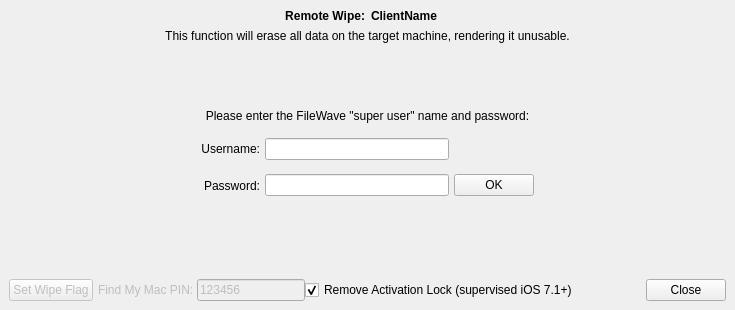
Qt form FWAdminLib/RemoteWipeDlg.ui (fw-dev/translations) before a commit.
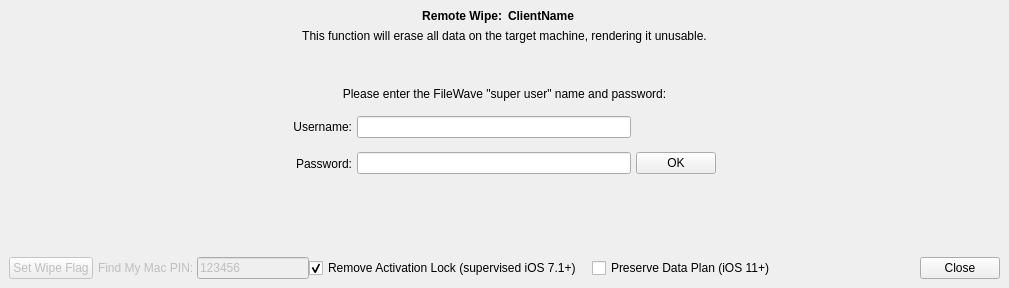
The same form after that commit.

Diff of the .ui file:
```diff
--- a/FWAdminLib/RemoteWipeDlg.ui
+++ b/FWAdminLib/RemoteWipeDlg.ui
@@ -6,8 +6,8 @@
    <rect>
     <x>0</x>
     <y>0</y>
-    <width>735</width>
-    <height>310</height>
+    <width>1009</width>
+    <height>288</height>
    </rect>
   </property>
   <property name="sizePolicy">
@@ -278,6 +278,12 @@
      </item>
      <item>
       <widget class="QCheckBox" name="removeAL">
+       <property name="sizePolicy">
+        <sizepolicy hsizetype="Expanding" vsizetype="Fixed">
+         <horstretch>0</horstretch>
+         <verstretch>0</verstretch>
+        </sizepolicy>
+       </property>
        <property name="text">
         <string>Remove Activation Lock (supervised iOS 7.1+)</string>
        </property>
@@ -286,6 +292,35 @@
        </property>
       </widget>
      </item>
+     <item>
+      <spacer name="horizontalSpacer_5">
+       <property name="orientation">
+        <enum>Qt::Horizontal</enum>
+       </property>
+       <property name="sizeType">
+        <enum>QSizePolicy::Fixed</enum>
+       </property>
+       <property name="sizeHint" stdset="0">
+        <size>
+         <width>10</width>
+         <height>20</height>
+        </size>
+       </property>
+      </spacer>
+     </item>
+     <item>
+      <widget class="QCheckBox" name="checkPreserveDataPlan">
+       <property name="sizePolicy">
+        <sizepolicy hsizetype="Expanding" vsizetype="Fixed">
+         <horstretch>0</horstretch>
+         <verstretch>0</verstretch>
+        </sizepolicy>
+       </property>
+       <property name="text">
+        <string>Preserve Data Plan (iOS 11+)</string>
+       </property>
+      </widget>
+     </item>
      <item>
       <spacer name="horizontalSpacer">
        <property name="orientation">
```
